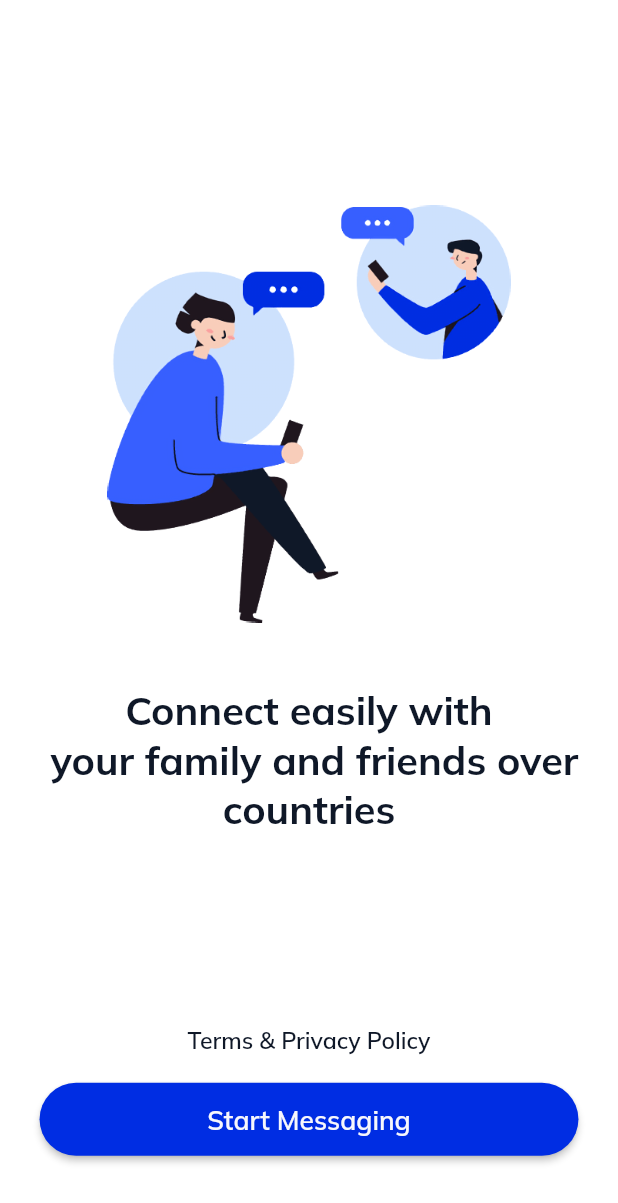
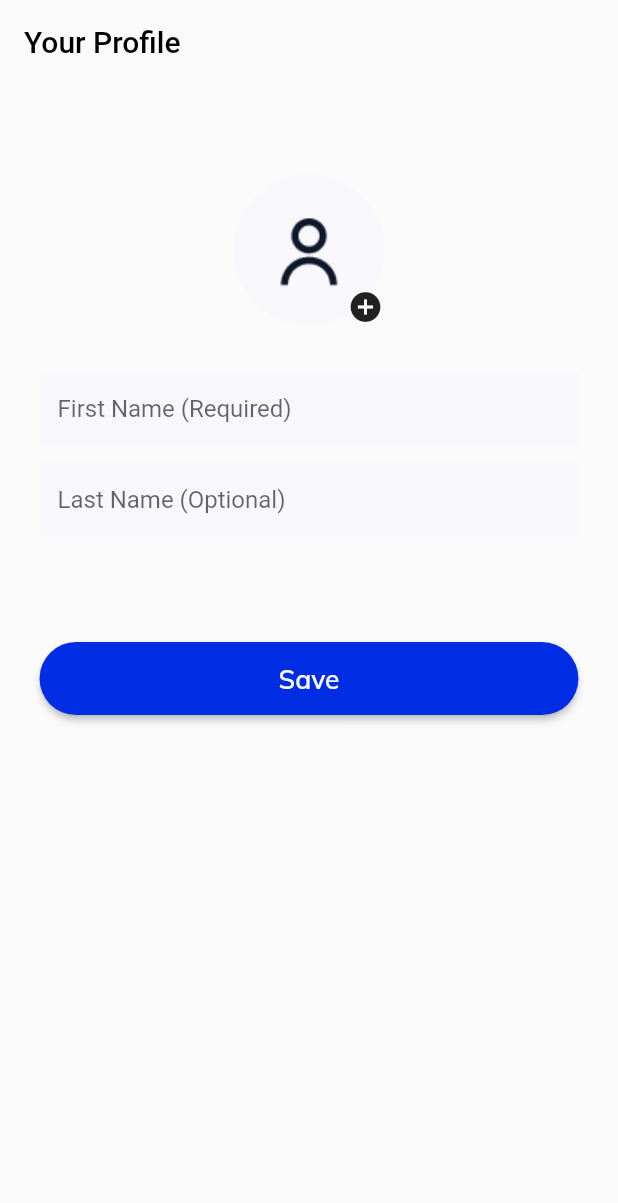
Before and after one commit to Marc4k/chat-app, a Flutter app: the screen it shows after launch, on a phone screen of 412 x 824 dp. Shown: the top 1203 px of the screen. Run offline on Flutter 3.47's test engine with Material 2 defaults, Android fonts, the phone set to English and light mode, and no system bars; our stand-ins replace intl_phone_number_input, pin_code_fields.

Commit message:
first part of the UI finished

```diff
--- a/lib/main.dart
+++ b/lib/main.dart
@@ -1,9 +1,6 @@
-import 'package:chat_app/constants/screen_adaption_config.dart';
-import 'package:chat_app/constants/styles.dart';
+import 'package:chat_app/pages/create_profil_screen/view/create_profil_screen.dart';
 import 'package:chat_app/pages/welcome_screen/view/welcome_screen.dart';
-import 'package:chat_app/shared/screen_adaption.dart';
 import 'package:flutter/material.dart';
-import 'package:pixel_perfect/pixel_perfect.dart';
 
 void main() {
   runApp(const MyApp());
@@ -26,6 +23,6 @@ class Home extends StatelessWidget {
 
   @override
   Widget build(BuildContext context) {
-    return WelcomeScreen();
+    return CreateProfilScreen();
   }
 }
--- /dev/null
+++ b/lib/pages/create_profil_screen/view/create_profil_screen.dart
@@ -0,0 +1,51 @@
+import 'package:chat_app/pages/create_profil_screen/widget/input_field_profil_widget.dart';
+import 'package:chat_app/pages/create_profil_screen/widget/select_picture_widget.dart';
+import 'package:chat_app/shared/button_widget.dart';
+import 'package:chat_app/shared/sized_box_height_widget.dart';
+import 'package:flutter/material.dart';
+
+import '../../../shared/screen_adaption.dart';
+
+class CreateProfilScreen extends StatelessWidget {
+  const CreateProfilScreen({Key? key}) : super(key: key);
+
+  @override
+  Widget build(BuildContext context) {
+    return Scaffold(
+      appBar: AppBar(
+        title: Text(
+          "Your Profile",
+          style: TextStyle(color: Colors.black),
+        ),
+        centerTitle: false,
+        elevation: 0,
+        backgroundColor: Colors.transparent,
+        iconTheme: IconThemeData(
+          color: Colors.black, //change your color here
+        ),
+      ),
+      body: Center(
+        child: Padding(
+          padding:
+              EdgeInsets.fromLTRB(24 * sW(context), 0, 24 * sW(context), 0),
+          child: Column(
+            children: [
+              SizedBoxHeightWidget(height: 59),
+              SelelctPictureWidget(
+                callback: () {},
+              ),
+              SizedBoxHeightWidget(height: 31),
+              InputFieldProfilWidget(hintText: "First Name (Required)"),
+              SizedBoxHeightWidget(height: 12),
+              InputFieldProfilWidget(
+                hintText: "Last Name (Optional)",
+              ),
+              SizedBoxHeightWidget(height: 70),
+              ButtonWidget(callback: () {}, text: "Save")
+            ],
+          ),
+        ),
+      ),
+    );
+  }
+}
--- /dev/null
+++ b/lib/pages/create_profil_screen/widget/input_field_profil_widget.dart
@@ -0,0 +1,25 @@
+import 'package:flutter/material.dart';
+
+class InputFieldProfilWidget extends StatelessWidget {
+  const InputFieldProfilWidget({Key? key, required this.hintText})
+      : super(key: key);
+  final String hintText;
+  @override
+  Widget build(BuildContext context) {
+    return TextFormField(
+      decoration: InputDecoration(
+        filled: true,
+        fillColor: Color(0xFFF7F7FC),
+        enabledBorder: InputBorder.none,
+        border: const OutlineInputBorder(
+          borderRadius: BorderRadius.all(Radius.circular(4)),
+        ),
+        focusedBorder: const OutlineInputBorder(
+          borderRadius: BorderRadius.all(Radius.circular(4)),
+          borderSide: BorderSide(width: 1, color: Colors.black),
+        ),
+        hintText: hintText,
+      ),
+    );
+  }
+}
--- /dev/null
+++ b/lib/pages/create_profil_screen/widget/select_picture_widget.dart
@@ -0,0 +1,28 @@
+import 'package:chat_app/shared/screen_adaption.dart';
+import 'package:flutter/material.dart';
+
+class SelelctPictureWidget extends StatelessWidget {
+  const SelelctPictureWidget({Key? key, required this.callback})
+      : super(key: key);
+  final VoidCallback callback;
+  @override
+  Widget build(BuildContext context) {
+    return GestureDetector(
+      onTap: callback,
+      child: Stack(
+        children: [
+          CircleAvatar(
+            radius: 50 * sH(context),
+            backgroundColor: Colors.transparent,
+            child: Image.asset("assets/img/avatar.png"),
+          ),
+          Positioned(
+              right: -10 * sW(context),
+              bottom: -10 * sW(context),
+              child:
+                  IconButton(onPressed: callback, icon: Icon(Icons.add_circle)))
+        ],
+      ),
+    );
+  }
+}
--- a/lib/pages/welcome_screen/view/welcome_screen.dart
+++ b/lib/pages/welcome_screen/view/welcome_screen.dart
@@ -1,10 +1,11 @@
 import 'package:chat_app/constants/styles.dart';
-import 'package:chat_app/pages/welcome_screen/phone_input_screen.dart/view/phone_input_screen.dart';
 import 'package:chat_app/shared/button_widget.dart';
 import 'package:chat_app/shared/custom_text_widget.dart';
 import 'package:chat_app/shared/screen_adaption.dart';
 import 'package:chat_app/shared/sized_box_height_widget.dart';
 import 'package:flutter/material.dart';
+
+import '../../phone_input_screen/view/phone_input_screen.dart';
 
 class WelcomeScreen extends StatelessWidget {
   const WelcomeScreen({Key? key}) : super(key: key);
--- a/pubspec.yaml
+++ b/pubspec.yaml
@@ -37,6 +37,7 @@ dependencies:
   pixel_perfect: ^1.1.1
   device_preview: ^1.1.0
   intl_phone_number_input: ^0.7.0+2
+  pin_code_fields: ^7.4.0
 
 
 dev_dependencies:
```
Also changed, not shown: lib/pages/phone_input_screen/view/phone_input_screen.dart (renamed from lib/pages/welcome_screen/phone_input_screen.dart/view/phone_input_screen.dart, +9 -2 lines), lib/pages/phone_verification_screen/view/phone_verification_screen.dart (added, +48 -0 lines), lib/pages/phone_verification_screen/widget/pin_code_widget.dart (added, +24 -0 lines), lib/pages/phone_verification_screen/widget/resend_code_button.dart (added, +24 -0 lines), assets/img/avatar.png (added), lib/pages/phone_input_screen/widget/phone_input_widget.dart (renamed from lib/pages/welcome_screen/phone_input_screen.dart/widget/phone_input_widget.dart), pubspec.lock, 4 other files.
